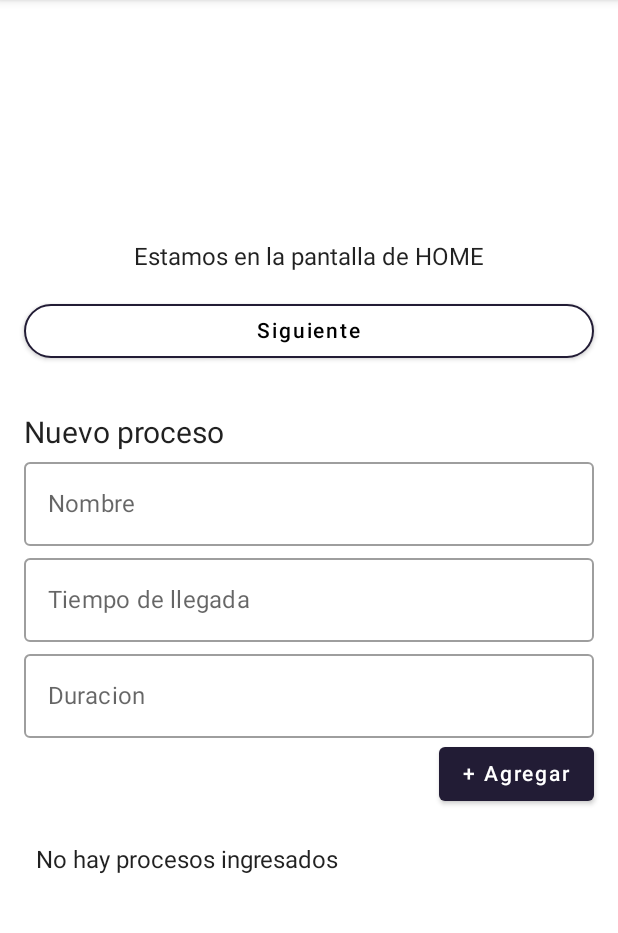
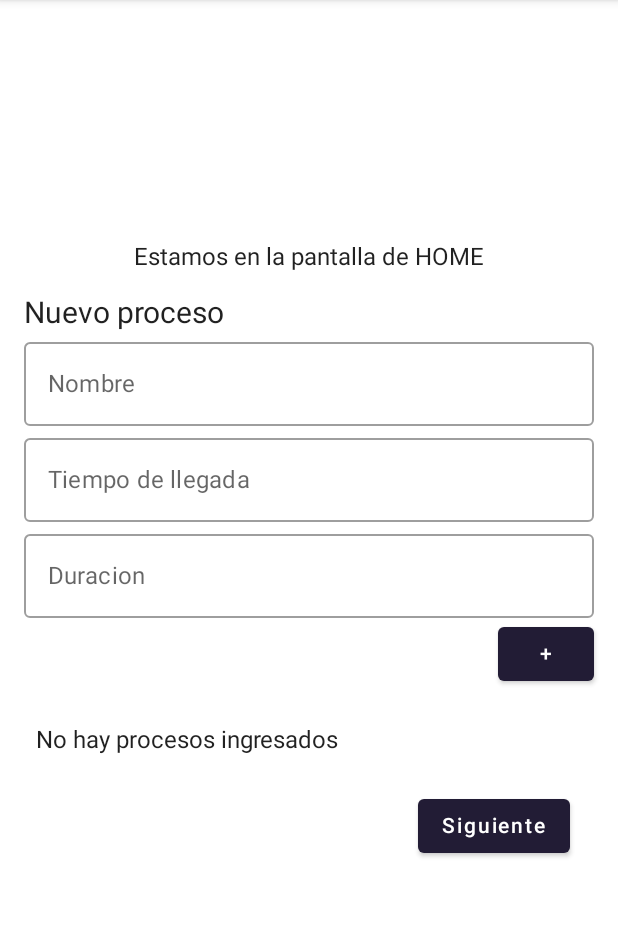
Before and after one commit to Euskindar/TFG, an Android app built with Jetpack Compose: the screen it shows after launch (MainActivity), on a phone screen of 412 x 824 dp, the part 84-1017 px from its top. Run offline under Robolectric (Android 15) with nearby library versions, the phone set to English and light mode, and no system bars; our stand-ins replace accompanist; libraries missing offline, so code that uses them is left out: com.google.accompanist.navigation.

Commit message:
Actualizacion del formulario Arreglo de error cuando el formulario agregaba procesos con campos en blanco Agregada funcionalidad para pasar a la siguiente pantalla

```diff
--- a/CpuSchedulerApp/app/src/main/java/com/i72pehej/cpuschedulerapp/usecases/home/HomeScreen.kt
+++ b/CpuSchedulerApp/app/src/main/java/com/i72pehej/cpuschedulerapp/usecases/home/HomeScreen.kt
@@ -22,16 +22,17 @@ import androidx.compose.runtime.mutableStateOf
 import androidx.compose.runtime.remember
 import androidx.compose.runtime.setValue
 import androidx.compose.ui.Alignment
+import androidx.compose.ui.Alignment.Companion.End
 import androidx.compose.ui.Modifier
 import androidx.compose.ui.graphics.Color
 import androidx.compose.ui.res.stringResource
 import androidx.compose.ui.text.input.KeyboardType
 import androidx.compose.ui.unit.dp
 import androidx.compose.ui.unit.sp
+import androidx.core.text.isDigitsOnly
 import androidx.navigation.NavHostController
 import com.i72pehej.cpuschedulerapp.R
 import com.i72pehej.cpuschedulerapp.navigation.AppScreens
-import com.i72pehej.cpuschedulerapp.usecases.common.CommonRoundedButton
 import com.i72pehej.cpuschedulerapp.usecases.common.CommonScaffold
 import com.i72pehej.cpuschedulerapp.util.Proceso
 
@@ -61,12 +62,11 @@ fun HomeScreen(navController: NavHostController) {
             ) {
                 Text(text = stringResource(id = R.string.home_name))
 
-                CommonRoundedButton(
-                    text = stringResource(id = R.string.common_buttonNext),
-                    onClick = { navController.navigate(AppScreens.TutorialScreen.route) }
+//                CommonRoundedButton(
+//                    text = stringResource(id = R.string.common_buttonNext),
+//                    onClick = { navController.navigate(AppScreens.TutorialScreen.route) }
 //                    onClick = { algoritmoFifo(crearProcesosDePrueba()) }
-                )
-
+//                )
 
                 // Creamos una lista mutable de procesos, que utilizaremos para almacenar los procesos ingresados por el usuario
                 val procesos = remember { mutableStateListOf<Proceso>() }
@@ -82,6 +82,16 @@ fun HomeScreen(navController: NavHostController) {
 
                     // Creamos la tabla de procesos, y le pasamos la lista de procesos
                     TablaProcesos(procesos = procesos)
+
+                    // Agregamos el botón "Siguiente"
+                    Button(
+                        onClick = { navController.navigate(AppScreens.TutorialScreen.route) },
+                        modifier = Modifier
+                            .align(End)
+                            .padding(16.dp)
+                    ) {
+                        Text("Siguiente")
+                    }
                 }
 
             }
@@ -105,6 +115,40 @@ fun FormularioProceso(onSubmit: (Proceso) -> Unit) {
     var tiempoLlegada by remember { mutableStateOf("") }
     var duracion by remember { mutableStateOf("") }
 
+    // Estado para almacenar los errores del formulario
+    var errorFormulario by remember { mutableStateOf("") }
+
+    // Función para validar los campos del formulario y agregar un proceso a la lista de procesos ingresados
+    fun agregarProceso() {
+        // Validar los campos del formulario
+        errorFormulario = when {
+            nombre.isBlank() -> "Ingrese un nombre"
+            tiempoLlegada.isBlank() -> "Ingrese un tiempo de llegada"
+            !tiempoLlegada.isDigitsOnly() -> "Ingrese un número entero para el tiempo de llegada"
+            duracion.isBlank() -> "Ingrese una duración"
+            !duracion.isDigitsOnly() -> "Ingrese un número entero para la duración"
+
+            else -> {
+                // Si los campos son válidos, agregamos un nuevo proceso
+                val proceso = Proceso(
+                    nombre = nombre,
+                    tiempoLlegada = tiempoLlegada.toInt(),
+                    duracion = duracion.toInt()
+                )
+                onSubmit(proceso)
+
+                // Limpiamos los campos del formulario
+                nombre = ""
+                tiempoLlegada = ""
+                duracion = ""
+
+                // Reseteamos el estado del error del formulario
+                ""
+            }
+        }
+    }
+
+    // Contenido de la pagina
     Column {
         // Agregamos un titulo al formulario
         Text("Nuevo proceso", fontSize = 20.sp)
@@ -133,21 +177,9 @@ fun FormularioProceso(onSubmit: (Proceso) -> Unit) {
 
         // Creamos un boton para agregar el proceso ingresado a la lista de procesos, y llamamos a la funcion onSubmit cuando se hace clic en el boton
         Button(
-            onClick = {
-                val proceso = Proceso(
-                    nombre = nombre,
-                    tiempoLlegada = tiempoLlegada.toInt(),
-                    duracion = duracion.toInt()
-                )
-                onSubmit(proceso)
-                nombre = ""
-                tiempoLlegada = ""
-                duracion = ""
-            },
-            modifier = Modifier.align(Alignment.End)
-        ) {
-            Text("+ Agregar")
-        }
+            onClick = { agregarProceso() },
+            modifier = Modifier.align(End)
+        ) { Text("+") }
     }
 }
 
--- a/CpuSchedulerApp/app/src/main/java/com/i72pehej/cpuschedulerapp/util/ConstantValues.kt
+++ b/CpuSchedulerApp/app/src/main/java/com/i72pehej/cpuschedulerapp/util/ConstantValues.kt
@@ -25,7 +25,7 @@ const val buttonDefaultPadding = 16
 // ==============================================================
 
 // Iconos comunes
-const val appIcon = R.drawable.logos_version_uco
+val appIcon = R.drawable.logos_version_uco
 
 // ==============================================================
 
--- a/CpuSchedulerApp/build.gradle
+++ b/CpuSchedulerApp/build.gradle
@@ -4,7 +4,7 @@ buildscript {
     }
 }// Top-level build file where you can add configuration options common to all sub-projects/modules.
 plugins {
-    id 'com.android.application' version '8.0.0' apply false
-    id 'com.android.library' version '8.0.0' apply false
+    id 'com.android.application' version '8.0.1' apply false
+    id 'com.android.library' version '8.0.1' apply false
     id 'org.jetbrains.kotlin.android' version '1.8.10' apply false
 }
--- a/CpuSchedulerApp/gradle.properties
+++ b/CpuSchedulerApp/gradle.properties
@@ -22,7 +22,7 @@ kotlin.code.style=official
 # thereby reducing the size of the R class for that library
 android.nonTransitiveRClass=true
 android.defaults.buildfeatures.buildconfig=true
-android.nonFinalResIds=false
+android.nonFinalResIds=true
 
 org.gradle.configuration-cache=true
 org.gradle.unsafe.configuration-cache=true
```
